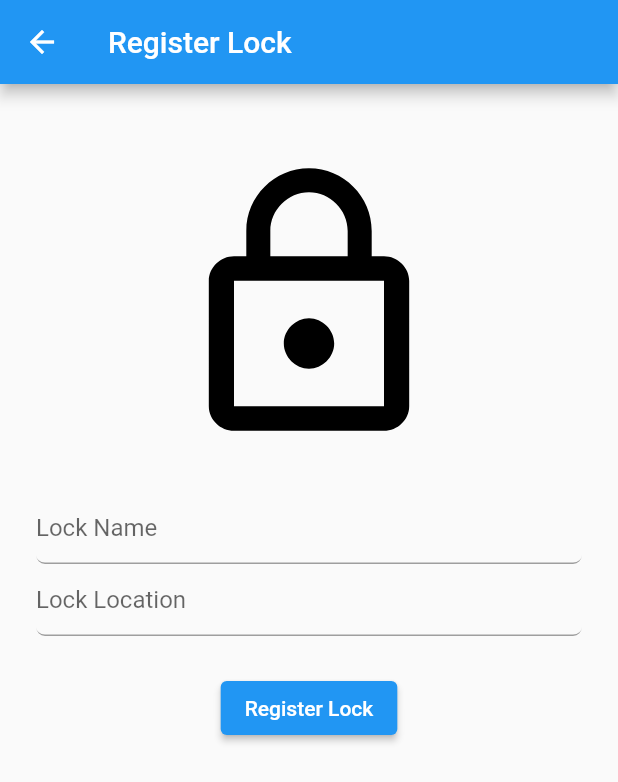
After one commit to ArnabMdev/EDP-Smart-Lock, a Flutter app: the RegisterLock screen opened by its route, on a phone screen of 412 x 824 dp. The commit adds this screen. Shown: the top 782 px of the screen. Run offline on Flutter 3.47's test engine with Material 2 defaults, Android fonts, the phone set to English and light mode, and no system bars; our stand-ins replace cloud_firestore, firebase_auth, firebase_core; accounts and stored records are empty.

Commit message:
Added FireStore and Lock Registering

```diff
--- /dev/null
+++ b/lib/Models/Lock.dart
@@ -0,0 +1,48 @@
+import 'package:cloud_firestore/cloud_firestore.dart';
+
+
+class Lock {
+  String lockName;
+  String lockLocation;
+  String lockOwner;
+  int lastUnlocked;
+  bool isLocked;
+
+  Lock({
+    required this.lockName,
+    required this.lockLocation,
+    required this.lockOwner,
+    required this.lastUnlocked,
+    required this.isLocked,
+  });
+
+  Map<String, dynamic> toMap() {
+    return {
+      'lockName': lockName,
+      'lockLocation': lockLocation,
+      'lockOwner': lockOwner,
+      'lastUnlocked': lastUnlocked,
+      'isUnlocked': isLocked,
+    };
+  }
+
+  static Lock fromMap(Map<String, dynamic> map) {
+    return Lock(
+      lockName: map['lockName'],
+      lockLocation: map['lockLocation'],
+      lockOwner: map['lockOwner'],
+      lastUnlocked: map['lastUnlocked'],
+      isLocked: map['isUnlocked'],
+    );
+  }
+
+  Future<void> addLock(Lock lock) async {
+    await FirebaseFirestore.instance.collection('locks').add({
+      'lockName': lock.lockName,
+      'lockLocation' : lock.lockLocation,
+      'lockOwner' : lock.lockOwner,
+      'lastUnlocked' : lock.lastUnlocked,
+      'isLocked': lock.isLocked,
+    });
+  }
+}
--- /dev/null
+++ b/lib/Screens/RegisterLock.dart
@@ -0,0 +1,185 @@
+import 'package:flutter/material.dart';
+import 'package:firebase_auth/firebase_auth.dart';
+import 'package:firebase_core/firebase_core.dart';
+import 'package:cloud_firestore/cloud_firestore.dart';
+import 'package:edp_smart_lock_app/Models/Lock.dart';
+import 'package:edp_smart_lock_app/utils/fire_auth.dart';
+import 'package:edp_smart_lock_app/utils/validator.dart';
+
+class RegisterLock extends StatelessWidget {
+  const RegisterLock({Key? key}) : super(key: key);
+
+  @override
+  Widget build(BuildContext context) {
+    return Scaffold(
+      appBar: AppBar(
+        title: const Text('Register Lock'),
+      ),
+      body: const RegisterLockForm(),
+    );
+  }
+}
+
+class RegisterLockForm extends StatefulWidget {
+  const RegisterLockForm({Key? key}) : super(key: key);
+
+  @override
+  _RegisterLockFormState createState() => _RegisterLockFormState();
+}
+
+class _RegisterLockFormState extends State<RegisterLockForm> {
+  final _formKey = GlobalKey<FormState>();
+
+  final _lockNameTextController = TextEditingController();
+  final _lockLocationTextController = TextEditingController();
+
+  final _focusLockName = FocusNode();
+  final _focusLockLocation = FocusNode();
+
+  @override
+  Widget build(BuildContext context) {
+    User? user = FirebaseAuth.instance.currentUser;
+    if (user == null) {
+      Navigator.of(context).pushNamed('/SignIn');
+    }
+    return SingleChildScrollView(
+      child: GestureDetector(
+        onTap: () {
+          _focusLockName.unfocus();
+          _focusLockLocation.unfocus();
+        },
+        child: Padding(
+          padding: const EdgeInsets.all(24.0),
+          child: Form(
+            key: _formKey,
+            child: Column(
+              mainAxisAlignment: MainAxisAlignment.center,
+              children: <Widget>[
+                const Padding(
+                  padding: EdgeInsets.all(24.0),
+                  child: Icon(Icons.lock_outline, size: 200.0, color: Colors.black),
+                ),
+                TextFormField(
+                  controller: _lockNameTextController,
+                  focusNode: _focusLockName,
+                  validator: (value) => Validator.validateName(
+                    name: value!,
+                  ),
+                  decoration: InputDecoration(
+                    hintText: "Lock Name",
+                    errorBorder: UnderlineInputBorder(
+                      borderRadius: BorderRadius.circular(6.0),
+                      borderSide: const BorderSide(
+                        color: Colors.red,
+                      ),
+                    ),
+                    focusedErrorBorder: UnderlineInputBorder(
+                      borderRadius: BorderRadius.circular(6.0),
+                      borderSide: const BorderSide(
+                        color: Colors.red,
+                      ),
+                    ),
+                    enabledBorder: UnderlineInputBorder(
+                      borderRadius: BorderRadius.circular(6.0),
+                      borderSide: const BorderSide(
+                        color: Colors.grey,
+                      ),
+                    ),
+                    focusedBorder: UnderlineInputBorder(
+                      borderRadius: BorderRadius.circular(6.0),
+                      borderSide: const BorderSide(
+                        color: Colors.grey,
+                      ),
+                    ),
+                  ),
+                ),
+                TextFormField(
+                  controller: _lockLocationTextController,
+                  focusNode: _focusLockLocation,
+                  validator: (value) => Validator.validateName(name: value!),
+                  decoration: InputDecoration(
+                    hintText: "Lock Location",
+                    errorBorder: UnderlineInputBorder(
+                      borderRadius: BorderRadius.circular(6.0),
+                      borderSide: const BorderSide(
+                        color: Colors.red,
+                      ),
+                    ),
+                    focusedErrorBorder: UnderlineInputBorder(
+                      borderRadius: BorderRadius.circular(6.0),
+                      borderSide: const BorderSide(
+                        color: Colors.red,
+                      ),
+                    ),
+                    enabledBorder: UnderlineInputBorder(
+                      borderRadius: BorderRadius.circular(6.0),
+                      borderSide: const BorderSide(
+                        color: Colors.grey,
+                      ),
+                    ),
+                    focusedBorder: UnderlineInputBorder(
+                      borderRadius: BorderRadius.circular(6.0),
+                      borderSide: const BorderSide(
+                        color: Colors.grey,
+                      ),
+                    ),
+                  ),
+                ),
+                Padding(
+                  padding: const EdgeInsets.all(24.0),
+                  child: ElevatedButton(
+                    child: const Text('Register Lock'),
+                    onPressed: () async {
+                      if (_formKey.currentState!.validate()) {
+                        Lock lock = Lock(
+                          lockName: _lockNameTextController.text,
+                          lockLocation: _lockLocationTextController.text,
+                          lastUnlocked: DateTime.now().millisecondsSinceEpoch,
+                          isLocked: true,
+                          lockOwner: user!.uid,
+                        );
+                        await FirebaseFirestore.instance
+                            .collection('locks')
+                            .add(lock.toMap());
+                        await _showSuccessDialog();
+                        Navigator.of(context).pushNamedAndRemoveUntil('/HomePage', ModalRoute.withName('/SignIn'));
+                      }
+                    },
+                  ),
+                ),
+              ],
+            ),
+          ),
+        ),
+      ),
+    );
+
+
+  }
+  Future<void> _showSuccessDialog() async {
+    return showDialog<void>(
+      context: context,
+      barrierDismissible: false, // user must tap button!
+      builder: (BuildContext context) {
+        return AlertDialog(
+          title: const Text('AlertDialog Title'),
+          content: SingleChildScrollView(
+            child: ListBody(
+              children: const <Widget>[
+                Text('You have successfully registered a lock!'),
+              ],
+            ),
+          ),
+          actions: <Widget>[
+            TextButton(
+              child: const Text('Ok'),
+              onPressed: () {
+                Navigator.of(context).pop();
+              },
+            ),
+          ],
+        );
+      },
+    );
+  }
+}
--- a/lib/Screens/SignUp.dart
+++ b/lib/Screens/SignUp.dart
@@ -124,7 +124,7 @@ class _SignUpState extends State<SignUp> {
 
                                   if (user != null) {
                                     Navigator.of(context)
-                                        .pushNamedAndRemoveUntil('HomePage',ModalRoute.withName('/HomePage'),
+                                        .pushNamedAndRemoveUntil('/RegisterLock',ModalRoute.withName('/SignIn'),
                                     );
                                   }
                                 }
--- a/pubspec.yaml
+++ b/pubspec.yaml
@@ -38,6 +38,7 @@ dependencies:
   cupertino_icons: ^1.0.2
   firebase_core: ^2.9.0
   firebase_auth: ^4.4.0
+  cloud_firestore: ^4.5.1
 
 dev_dependencies:
   flutter_test:
```
Also changed, not shown: lib/Screens/HomePage.dart (+66 -37 lines), lib/Screens/SignIn.dart (+4 -10 lines), lib/Utils/validator.dart (+11 -0 lines), lib/main.dart (+5 -2 lines), pubspec.lock, 1 other file.
